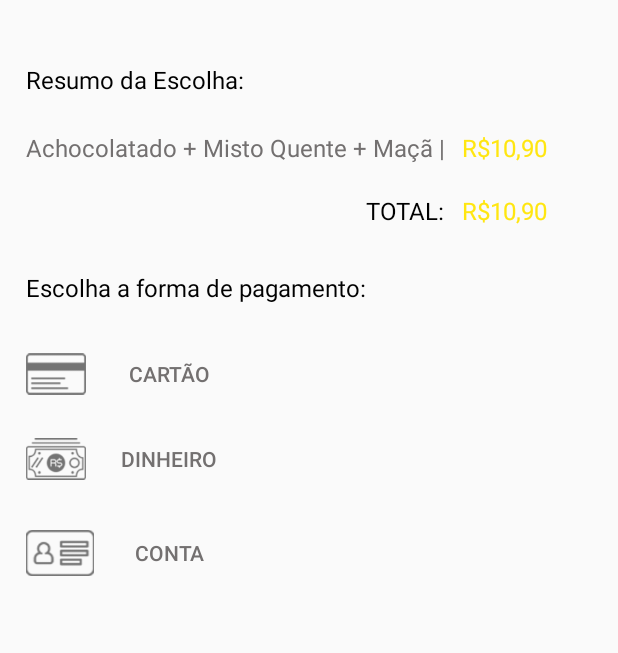
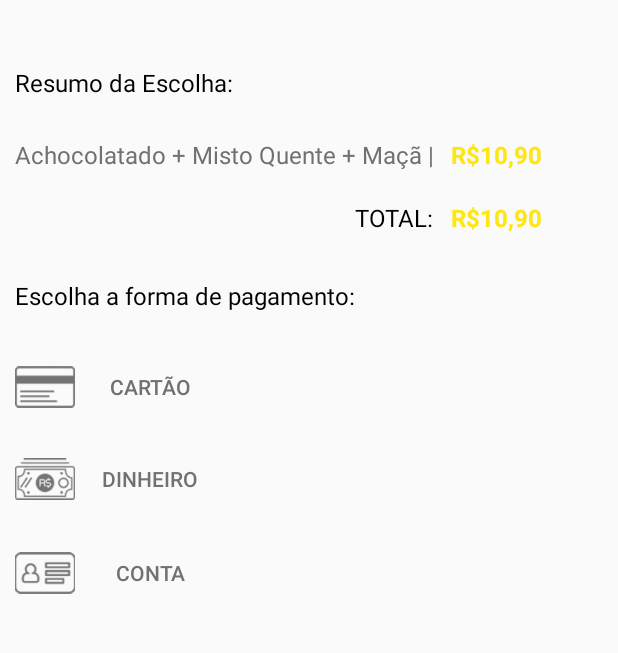
Before and after one commit to geovanni-venerando/pravoce, an Android app: the Pagamento screen opened directly, with no data from a screen before it, on a phone screen of 412 x 824 dp, the part 195-848 px from its top. Run offline under Robolectric (Android 15) with nearby library versions, the phone set to English and light mode, and no system bars.

Commit message:
alteracao conteudo

```diff
--- a/app/src/main/res/layout/activity_main.xml
+++ b/app/src/main/res/layout/activity_main.xml
@@ -26,7 +26,7 @@
         android:layout_alignStart="@+id/imageView4"
         android:layout_marginLeft="36dp"
         android:layout_marginStart="36dp"
-        android:text="Escolha seu combo:"
+        android:text="Selecione um combo:"
         android:textSize="18dp"
         tools:layout_editor_absoluteX="16dp"
         tools:layout_editor_absoluteY="134dp" />
@@ -38,7 +38,7 @@
         android:layout_alignLeft="@+id/idBotaoDois"
         android:layout_alignParentBottom="true"
         android:layout_alignStart="@+id/idBotaoDois"
-        android:layout_marginBottom="115dp"
+        android:layout_marginBottom="109dp"
         android:background="@color/transparente_app"
         android:text="Achocolatado + Misto + Maçã"
         android:textColor="@color/cinza_app"
@@ -53,7 +53,7 @@
         android:layout_above="@+id/idBotaoTres"
         android:layout_alignLeft="@+id/idBotaoUm"
         android:layout_alignStart="@+id/idBotaoUm"
-        android:layout_marginBottom="17dp"
+        android:layout_marginBottom="18dp"
         android:background="@color/transparente_app"
         android:elevation="0dp"
         android:text="Suco de Laranja + Banana + Torta de Frango"
@@ -69,7 +69,7 @@
         android:layout_height="65dp"
         android:layout_above="@+id/idBotaoDois"
         android:layout_centerHorizontal="true"
-        android:layout_marginBottom="14dp"
+        android:layout_marginBottom="25dp"
         android:background="@color/transparente_app"
         android:text="Suco de Maça + Esfiha de Carne + Fruta"
         android:textColor="@color/cinza_app"
--- a/app/src/main/res/layout/activity_pagamento.xml
+++ b/app/src/main/res/layout/activity_pagamento.xml
@@ -38,27 +38,27 @@
         android:id="@+id/textView5"
         android:layout_width="200dp"
         android:layout_height="wrap_content"
+        android:layout_marginTop="44dp"
+        android:text="Resumo da Escolha:"
+        android:textColor="@android:color/black"
+        android:textSize="16dp"
+        android:layout_below="@+id/imageView"
         android:layout_alignParentLeft="true"
         android:layout_alignParentStart="true"
-        android:layout_below="@+id/imageView"
-        android:layout_marginLeft="17dp"
-        android:layout_marginStart="17dp"
-        android:layout_marginTop="42dp"
-        android:text="Resumo da Escolha:"
-        android:textColor="@android:color/black"
-        android:textSize="16dp" />
+        android:layout_marginLeft="10dp"
+        android:layout_marginStart="10dp" />
 
     <TextView
         android:id="@+id/textView6"
         android:layout_width="wrap_content"
         android:layout_height="wrap_content"
-        android:layout_alignLeft="@+id/textView5"
-        android:layout_alignStart="@+id/textView5"
-        android:layout_below="@+id/textView5"
-        android:layout_marginTop="23dp"
+        android:layout_marginTop="26dp"
         android:text="Achocolatado + Misto Quente + Maçã |"
         android:textColor="@color/cinza_app"
-        android:textSize="16dp" />
+        android:textSize="16dp"
+        android:layout_below="@+id/textView5"
+        android:layout_alignLeft="@+id/textView5"
+        android:layout_alignStart="@+id/textView5" />
 
     <TextView
         android:id="@+id/textView7"
@@ -72,7 +72,8 @@
         android:layout_toRightOf="@+id/textView6"
         android:text="R$10,90"
         android:textColor="@color/amarelo_app"
-        android:textSize="16dp" />
+        android:textSize="16dp"
+        android:textStyle="bold" />
 
     <TextView
         android:id="@+id/textView8"
@@ -95,31 +96,32 @@
         android:layout_alignTop="@+id/textView8"
         android:text="R$10,90"
         android:textColor="@color/amarelo_app"
-        android:textSize="16dp" />
+        android:textSize="16dp"
+        android:textStyle="bold" />
 
     <TextView
         android:id="@+id/textView10"
         android:layout_width="wrap_content"
         android:layout_height="wrap_content"
-        android:layout_alignLeft="@+id/textView6"
-        android:layout_alignStart="@+id/textView6"
-        android:layout_below="@+id/textView8"
-        android:layout_marginTop="29dp"
+        android:layout_marginTop="30dp"
         android:text="Escolha a forma de pagamento:"
         android:textColor="@android:color/black"
-        android:textSize="16dp" />
+        android:textSize="16dp"
+        android:layout_below="@+id/textView8"
+        android:layout_toRightOf="@+id/imageView10"
+        android:layout_toEndOf="@+id/imageView10" />
 
     <Button
         android:id="@+id/button"
         android:layout_width="100dp"
         android:layout_height="45dp"
-        android:layout_marginTop="24dp"
+        android:layout_marginTop="27dp"
         android:background="@android:color/transparent"
         android:text="Cartão"
         android:textColor="@color/cinza_app"
         android:layout_below="@+id/imageView9"
-        android:layout_toRightOf="@+id/imageView8"
-        android:layout_toEndOf="@+id/imageView8" />
+        android:layout_toRightOf="@+id/imageView3"
+        android:layout_toEndOf="@+id/imageView3" />
 
     <ImageView
         android:id="@+id/imageView2"
@@ -147,7 +149,7 @@
         android:layout_alignRight="@+id/button"
         android:layout_alignStart="@+id/button"
         android:layout_below="@+id/button"
-        android:layout_marginTop="11dp"
+        android:layout_marginTop="16dp"
         android:background="@android:color/transparent"
         android:text="DINHEIRO"
         android:textColor="@color/cinza_app" />
@@ -177,7 +179,7 @@
 
     <ImageView
         android:id="@+id/imageView8"
-        android:layout_width="45dp"
+        android:layout_width="40dp"
         android:layout_height="45dp"
         android:layout_alignLeft="@+id/imageView7"
         android:layout_alignStart="@+id/imageView7"
--- a/app/src/main/res/values/colors.xml
+++ b/app/src/main/res/values/colors.xml
@@ -10,4 +10,5 @@
     <color name="branco_app">#ffffff</color>
     <color name="transparente_apps">#13faf9f8</color>
     <color name="amarelo_txt">#d9c304</color>
+    <color name="azul_claro_app">#e0f3fa</color>
 </resources>
```
